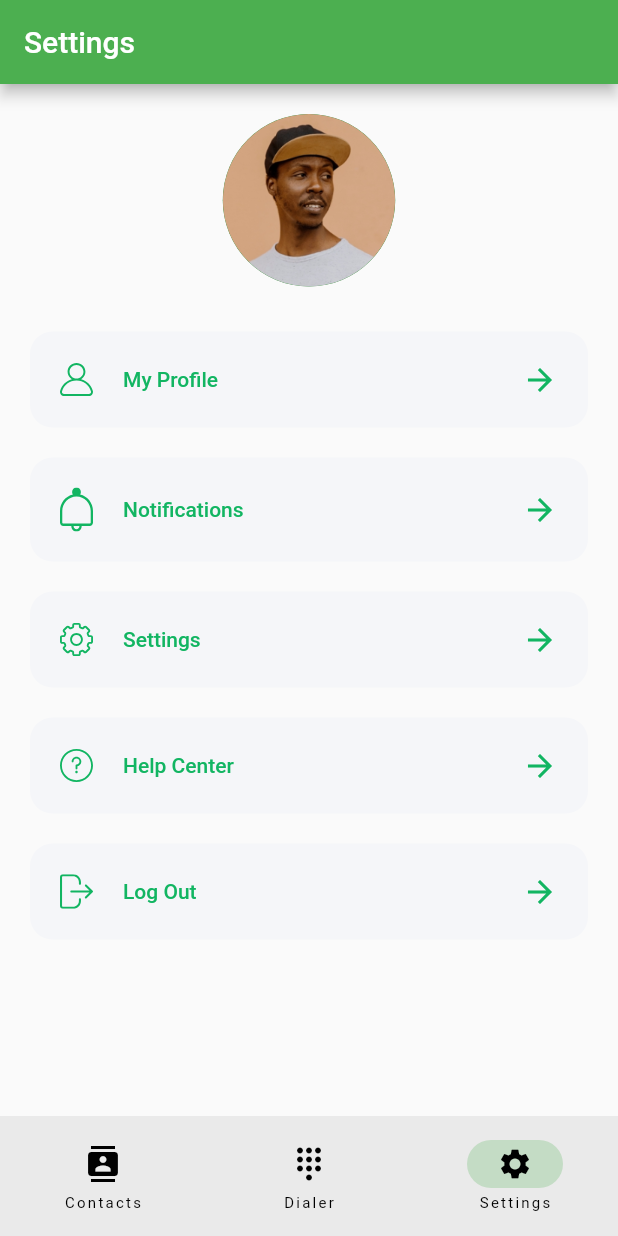
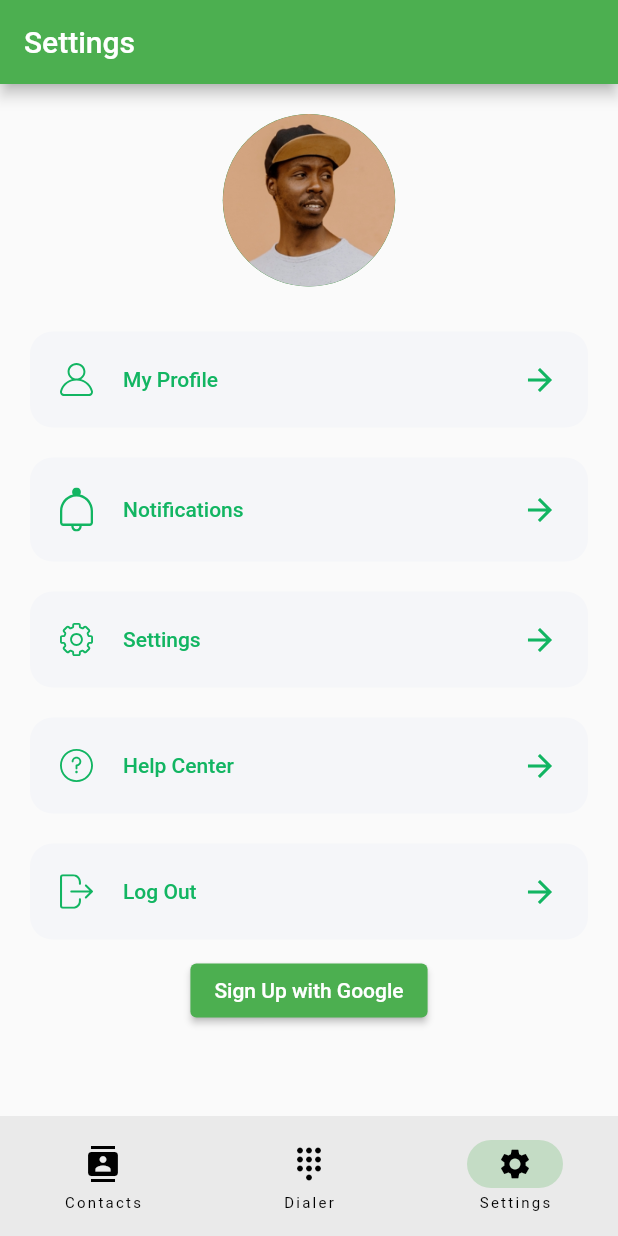
Before and after one commit to MarkisDev/its_urgent, a Flutter app: the screen it shows after launch, item 3 of the bottom bar chosen, on a phone screen of 412 x 824 dp. Run offline on Flutter 3.47's test engine with Material 2 defaults, Android fonts, the phone set to English and light mode, and no system bars; our stand-ins replace firebase_auth, firebase_core, flutter_contacts, flutter_svg, google_sign_in, hexcolor; accounts and stored records are empty.

Commit message:
add: google sign in

```diff
--- a/lib/main.dart
+++ b/lib/main.dart
@@ -1,8 +1,10 @@
 import 'package:flutter/material.dart';
 
 import 'package:firebase_core/firebase_core.dart';
+import 'package:provider/provider.dart';
 import 'firebase_options.dart';
 
+import 'provider/gauth.dart';
 import 'screens/contacts.dart';
 import 'screens/dialer.dart';
 import 'screens/settings/settings.dart';
@@ -20,12 +22,16 @@ class MyApp extends StatelessWidget {
 
   @override
   Widget build(BuildContext context) {
-    return MaterialApp(
+    return ChangeNotifierProvider(
+      create: (context) => GAuthProvider(),
+      child: MaterialApp(
         theme: ThemeData(
           brightness: Brightness.light,
           primarySwatch: Colors.green,
         ),
-        home: const NavigationExample());
+        home: const NavigationExample(),
+      ),
+    );
   }
 }
 
--- /dev/null
+++ b/lib/provider/gauth.dart
@@ -0,0 +1,28 @@
+import 'package:flutter/material.dart';
+
+import 'package:firebase_auth/firebase_auth.dart';
+import 'package:google_sign_in/google_sign_in.dart';
+
+class GAuthProvider extends ChangeNotifier {
+  final GoogleSignIn _googleSignIn = GoogleSignIn();
+
+  GoogleSignInAccount? _user;
+  GoogleSignInAccount? get user => _user;
+
+  Future googleLogin() async {
+    final googleUser = await _googleSignIn.signIn();
+    if (googleUser == null) {
+      return;
+    }
+    _user = googleUser;
+
+    final googleAuth = await googleUser.authentication;
+    final credential = GoogleAuthProvider.credential(
+      accessToken: googleAuth.accessToken,
+      idToken: googleAuth.idToken,
+    );
+
+    await FirebaseAuth.instance.signInWithCredential(credential);
+    notifyListeners();
+  }
+}
--- a/lib/screens/settings/components/body.dart
+++ b/lib/screens/settings/components/body.dart
@@ -2,6 +2,7 @@ import 'package:flutter/material.dart';
 
 import 'setting_menu.dart';
 import 'profile_pic.dart';
+import 'gauth.dart';
 
 class Body extends StatelessWidget {
   const Body({Key? key}) : super(key: key);
@@ -39,6 +40,7 @@ class Body extends StatelessWidget {
             icon: "assets/icons/Log out.svg",
             press: () {},
           ),
+          GAuth(),
         ],
       ),
     );
--- /dev/null
+++ b/lib/screens/settings/components/gauth.dart
@@ -0,0 +1,23 @@
+import 'package:flutter/material.dart';
+import 'package:provider/provider.dart';
+import 'package:its_urgent/provider/gauth.dart';
+
+class GAuth extends StatelessWidget {
+  GAuth({
+    Key? key,
+  }) : super(key: key);
+
+  @override
+  Widget build(BuildContext context) {
+    return ChangeNotifierProvider(
+      create: (context) => GAuthProvider(),
+      child: ElevatedButton(
+        onPressed: () {
+          final provider = Provider.of<GAuthProvider>(context, listen: false);
+          provider.googleLogin();
+        },
+        child: const Text('Sign Up with Google'),
+      ),
+    );
+  }
+}
--- a/pubspec.yaml
+++ b/pubspec.yaml
@@ -18,6 +18,9 @@ dependencies:
   hexcolor: ^2.0.7
   flutter_svg: ^1.1.1+1
   firebase_core: ^1.20.1
+  firebase_auth: ^3.6.3
+  google_sign_in: ^5.4.1
+  provider: ^6.0.3
 
 dev_dependencies:
   flutter_test:
```
Also changed, not shown: pubspec.lock, 3 other files.
